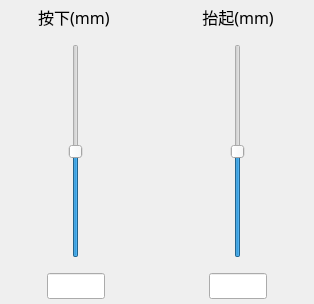
Before: the Qt Designer form Module/ModuleLinear.ui in wlffeng2008/AKKOStdio, drawn with Qt 5.
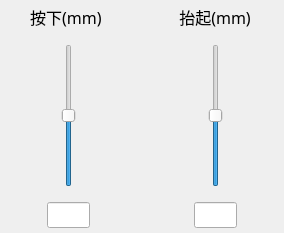
After: the same form once the commit is applied. Icons and pictures are not drawn.

Patch:
```diff
--- a/Module/ModuleLinear.ui
+++ b/Module/ModuleLinear.ui
@@ -6,8 +6,8 @@
    <rect>
     <x>0</x>
     <y>0</y>
-    <width>314</width>
-    <height>304</height>
+    <width>266</width>
+    <height>233</height>
    </rect>
   </property>
   <property name="focusPolicy">
```
